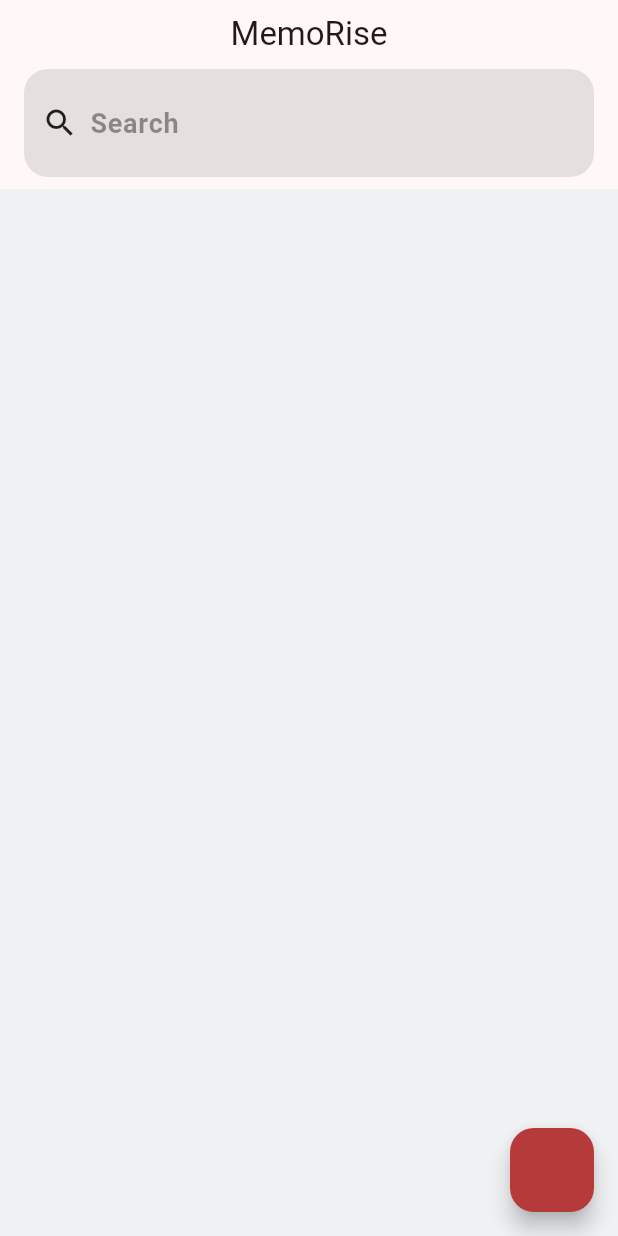
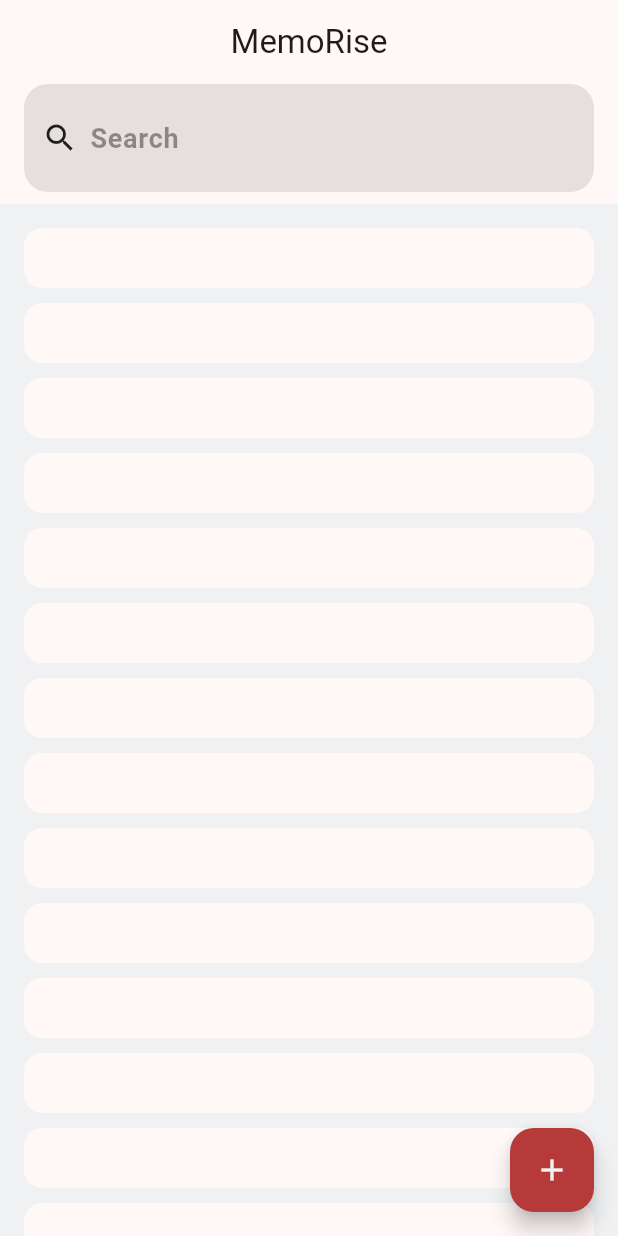
Before and after one commit to se0v/MemoRise, a Flutter app: the screen it shows after launch, on a phone screen of 412 x 824 dp. Run offline on Flutter 3.47's test engine with Material 3 defaults, Android fonts, the phone set to English and light mode, and no system bars.

Commit message:
Added SliverList and Icons.add

```diff
--- a/lib/main.dart
+++ b/lib/main.dart
@@ -33,9 +33,9 @@ class HomeScreen extends StatelessWidget {
   Widget build(BuildContext context) {
     final theme = Theme.of(context);
     return Scaffold(
-      body: const CustomScrollView(
+      body: CustomScrollView(
         slivers: [
-          SliverAppBar(
+          const SliverAppBar(
             pinned: true,
             snap: true,
             floating: true,
@@ -43,14 +43,32 @@ class HomeScreen extends StatelessWidget {
             //backgroundColor: theme.primaryColor,
             centerTitle: true,
             bottom: PreferredSize(
-              preferredSize: Size.fromHeight(70),
+              preferredSize: Size.fromHeight(80),
               child: SearchButton(),
+            ),
+          ),
+          const SliverToBoxAdapter(child: SizedBox(height: 16)),
+          SliverList.builder(
+            itemBuilder: (context, index) => Container(
+              width: double.infinity,
+              height: 40,
+              margin: const EdgeInsets.symmetric(horizontal: 16)
+                  .copyWith(bottom: 10),
+              decoration: BoxDecoration(
+                  color: theme.cardColor,
+                  borderRadius: BorderRadius.circular(12)),
             ),
           ),
         ],
       ),
       floatingActionButton: FloatingActionButton(
-          backgroundColor: theme.primaryColor, onPressed: () {}),
+        backgroundColor: theme.primaryColor,
+        onPressed: () {},
+        child: const Icon(
+          Icons.add,
+          color: Color(0xFFEFF1F3),
+        ),
+      ),
     );
   }
 }
```
